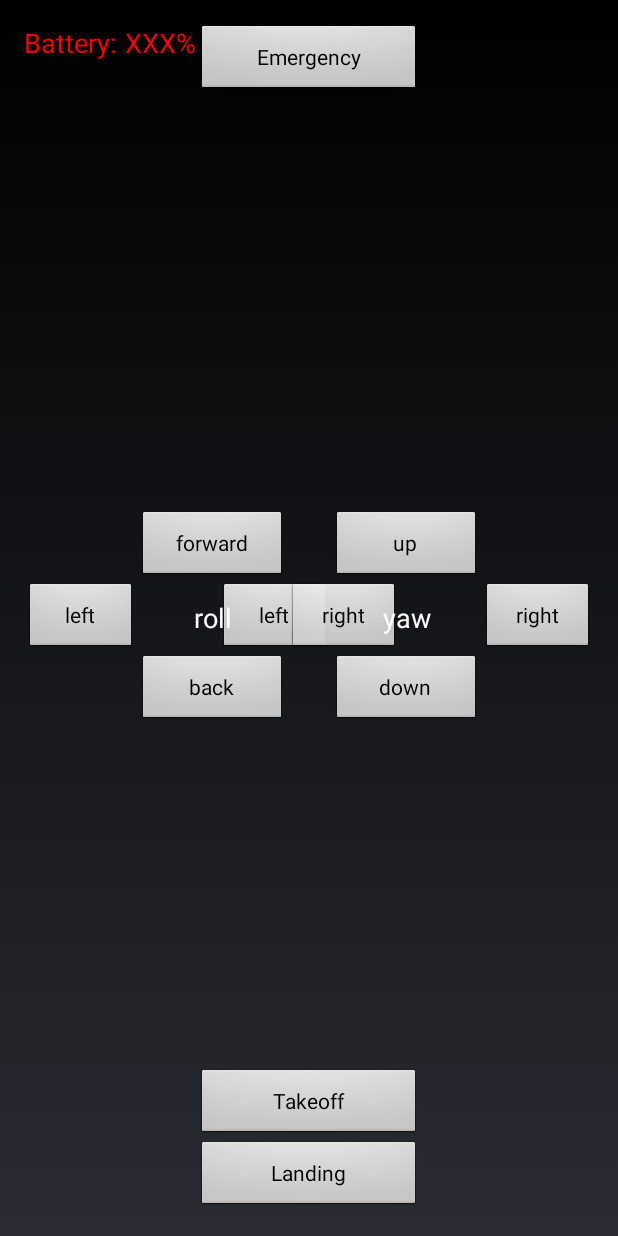
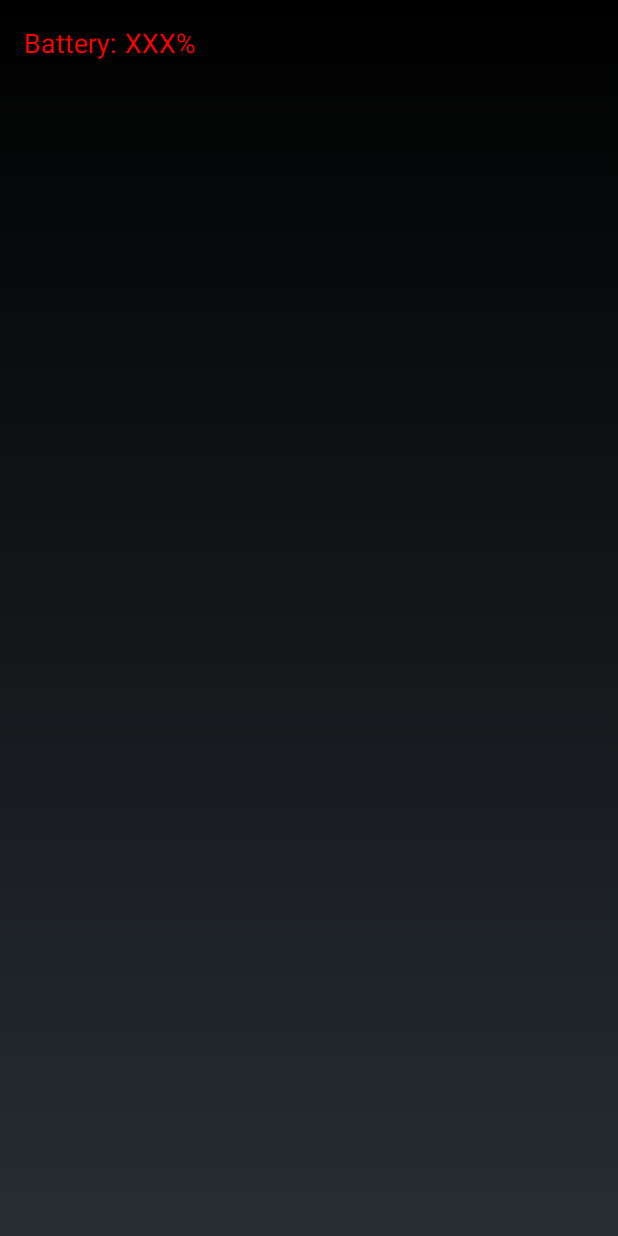
Before and after one commit to tajitaji551/reconjet-bebopdrone, an Android app: the layout activity_piloting.xml on its own in the app's theme, with its tools: preview values and no code run, on a phone screen of 412 x 824 dp. Run offline under Robolectric (Android 15) with nearby library versions, the phone set to English and light mode, and no system bars.

```diff
--- a/app/build.gradle
+++ b/app/build.gradle
@@ -21,6 +21,6 @@ android {
 
 dependencies {
     compile fileTree(include: ['*.jar'], dir: 'libs')
-    compile files('libs/libARMedia.jar')
-    compile 'com.android.support:support-v4:22.2.1'
+    //compile files('libs/libARMedia.jar')
+    //compile 'com.android.support:support-v4:22.2.1'
 }
--- a/app/src/main/res/layout/activity_piloting.xml
+++ b/app/src/main/res/layout/activity_piloting.xml
@@ -5,112 +5,6 @@
     android:paddingTop="@dimen/activity_vertical_margin"
     android:paddingBottom="@dimen/activity_vertical_margin" tools:context=".PilotingActivity"
     android:id="@+id/piloting_view">
-
-    <Button
-        android:layout_width="wrap_content"
-        android:layout_height="wrap_content"
-        android:text="Emergency"
-        android:id="@+id/emergencyBt"
-        android:layout_alignParentTop="true"
-        android:layout_centerHorizontal="true"
-        android:width="150dp"/>
-
-    <Button
-        android:layout_width="wrap_content"
-        android:layout_height="wrap_content"
-        android:text="Landing"
-        android:id="@+id/landingBt"
-        android:layout_alignParentBottom="true"
-        android:layout_centerHorizontal="true"
-        android:width="150dp"/>
-
-    <Button
-        android:layout_width="75dp"
-        android:layout_height="wrap_content"
-        android:text="right"
-        android:id="@+id/yawRightBt"
-        android:layout_centerVertical="true"
-        android:layout_alignParentRight="true"
-/>
-
-    <Button
-        android:layout_width="75dp"
-        android:layout_height="wrap_content"
-        android:text="left"
-        android:id="@+id/rollLeftBt"
-        android:layout_centerVertical="true"
-        android:layout_alignParentLeft="true"
-
-        android:width="50dp"/>
-
-    <Button
-        android:layout_width="wrap_content"
-        android:layout_height="wrap_content"
-        android:text="Takeoff"
-        android:id="@+id/takeoffBt"
-        android:layout_above="@+id/landingBt"
-        android:layout_alignLeft="@+id/landingBt"
-
-        android:width="150dp"/>
-
-    <Button
-        android:layout_width="75dp"
-        android:layout_height="wrap_content"
-        android:text="left"
-        android:id="@+id/yawLeftBt"
-        android:layout_below="@+id/gazUpBt"
-        android:layout_toLeftOf="@+id/gazUpBt"
-/>
-
-    <Button
-        android:layout_width="75dp"
-        android:layout_height="wrap_content"
-        android:text="right"
-        android:id="@+id/rollRightBt"
-        android:width="20dp"
-        android:layout_above="@+id/backBt"
-        android:layout_toRightOf="@+id/backBt"
-  />
-
-    <Button
-        android:layout_width="100dp"
-        android:layout_height="wrap_content"
-        android:text="up"
-        android:id="@+id/gazUpBt"
-        android:layout_above="@+id/yawRightBt"
-        android:layout_toLeftOf="@+id/yawRightBt"
-
-        android:width="100dp"/>
-
-    <Button
-        android:layout_width="100dp"
-        android:layout_height="wrap_content"
-        android:text="down"
-        android:id="@+id/gazDownBt"
-        android:width="100dp"
-        android:layout_below="@+id/yawRightBt"
-        android:layout_toRightOf="@+id/yawLeftBt"
-    />
-
-    <Button
-        android:layout_width="100dp"
-        android:layout_height="wrap_content"
-        android:text="forward"
-        android:id="@+id/forwardBt"
-        android:layout_alignTop="@+id/gazUpBt"
-        android:layout_toRightOf="@+id/rollLeftBt"
-
-        android:width="100dp"/>
-
-    <Button
-        android:layout_width="100dp"
-        android:layout_height="wrap_content"
-        android:text="back"
-        android:id="@+id/backBt"
-        android:layout_below="@+id/rollLeftBt"
-        android:layout_toRightOf="@+id/rollLeftBt"
-
-        android:width="100dp"/>
 
     <TextView
         android:layout_width="wrap_content"
@@ -134,28 +28,4 @@
 
         android:textColor="#ff0000" />
 
-    <TextView
-        android:layout_width="100dp"
-        android:layout_height="wrap_content"
-        android:textAppearance="?android:attr/textAppearanceMedium"
-        android:text="roll"
-        android:id="@+id/textView2"
-        android:width="50dp"
-
-        android:gravity="center_horizontal"
-        android:layout_centerVertical="true"
-        android:layout_toRightOf="@+id/rollLeftBt"
-      />
-
-    <TextView
-        android:layout_width="100dp"
-        android:layout_height="wrap_content"
-        android:textAppearance="?android:attr/textAppearanceMedium"
-        android:text="yaw"
-        android:id="@+id/textView3"
-        android:width="50dp"
-        android:layout_alignTop="@+id/textView2"
-        android:layout_alignRight="@+id/gazDownBt"
-
-        android:gravity="center_horizontal"/>
 </RelativeLayout>
```
Also changed, not shown: app/src/main/java/com/parrot/bebopdronepilotingnewapi/MainActivity.java (+3 -5 lines), app/src/main/java/com/parrot/bebopdronepilotingnewapi/PilotingActivity.java (+73 -47 lines), app/libs/libARCommands.jar, app/libs/libARController.jar, app/libs/libARDiscovery.jar, app/libs/libARMavlink.jar, app/libs/libARMedia.jar, app/libs/libARNetwork.jar, app/libs/libARNetworkAL.jar, app/libs/libARStream.jar, app/libs/libjson.jar, 5 other files.
